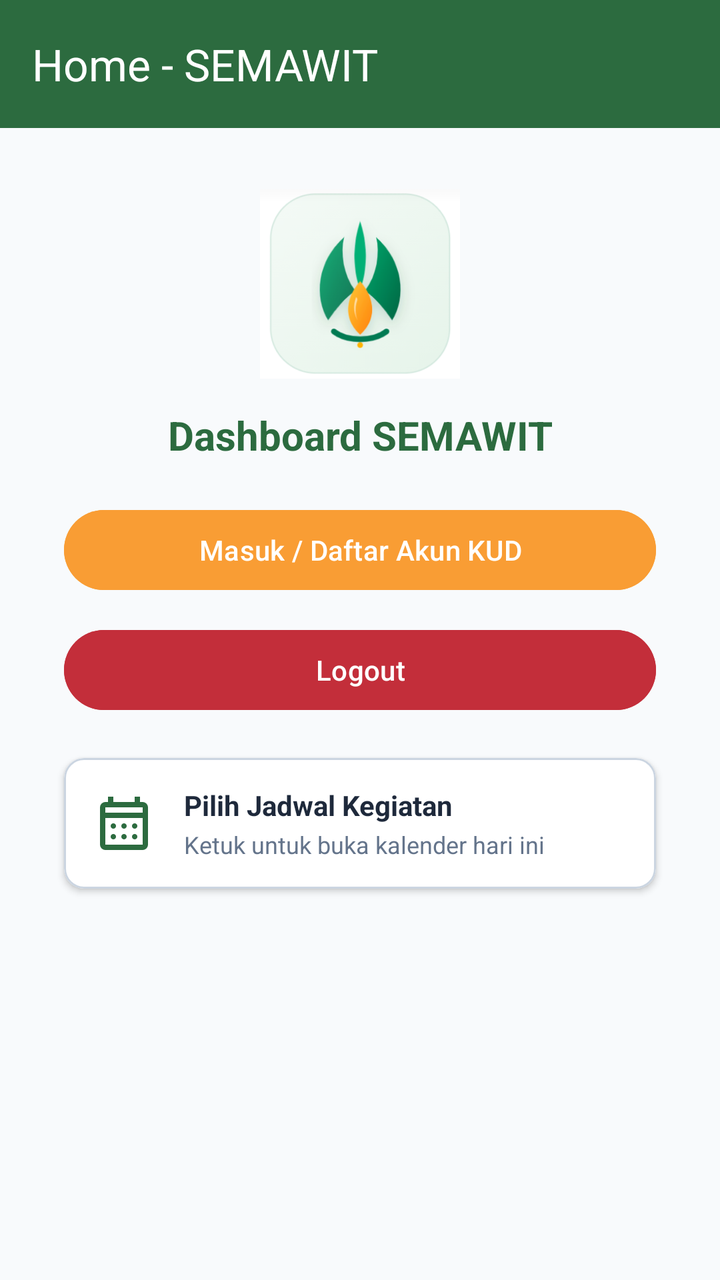
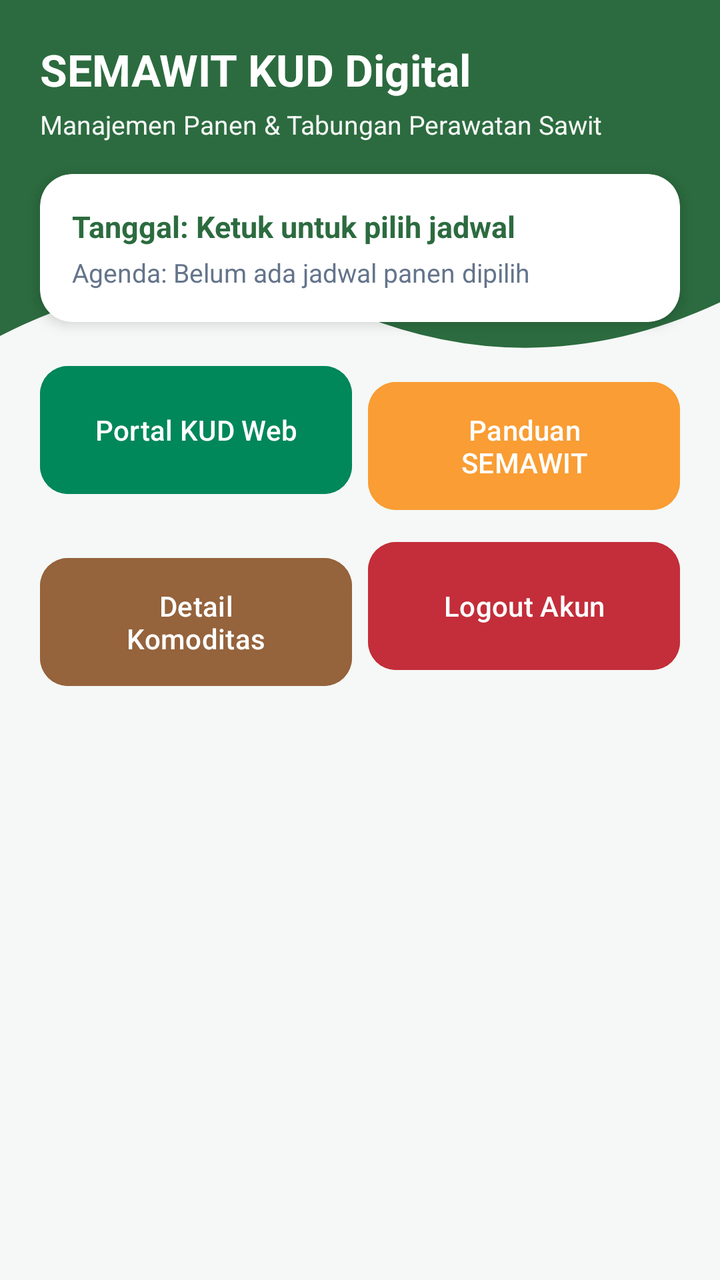

An Android layout rendered at two revisions. The XML below is the earlier revision; the diff shows what the commit changed to produce the second picture.
<!-- AndroidManifest.xml: application theme Theme.WDIoreo -->
<!-- res/layout/fragment_home.xml -->
<?xml version="1.0" encoding="utf-8"?>
<androidx.constraintlayout.widget.ConstraintLayout xmlns:android="http://schemas.android.com/apk/res/android"
    xmlns:app="http://schemas.android.com/apk/res-auto"
    android:layout_width="match_parent"
    android:layout_height="match_parent"
    android:background="#F8FAFC">

    <androidx.appcompat.widget.Toolbar
        android:id="@+id/toolbarHome"
        android:layout_width="match_parent"
        android:layout_height="?attr/actionBarSize"
        android:background="@color/primary_green"
        app:layout_constraintTop_toTopOf="parent"
        app:title="Home - SEMAWIT"
        app:titleTextColor="@android:color/white" />

    <ImageView
        android:id="@+id/ivLogoHome"
        android:layout_width="100dp"
        android:layout_height="100dp"
        android:layout_marginTop="28dp"
        android:src="@drawable/logo_semawit"
        app:layout_constraintEnd_toEndOf="parent"
        app:layout_constraintStart_toStartOf="parent"
        app:layout_constraintTop_toBottomOf="@id/toolbarHome" />

    <TextView
        android:id="@+id/tvWelcome"
        android:layout_width="wrap_content"
        android:layout_height="wrap_content"
        android:layout_marginTop="12dp"
        android:text="Dashboard SEMAWIT"
        android:textColor="@color/primary_green"
        android:textSize="20sp"
        android:textStyle="bold"
        app:layout_constraintEnd_toEndOf="parent"
        app:layout_constraintStart_toStartOf="parent"
        app:layout_constraintTop_toBottomOf="@id/ivLogoHome" />

    <Button
        android:id="@+id/btnKUDWeb"
        android:layout_width="0dp"
        android:layout_height="wrap_content"
        android:layout_marginHorizontal="32dp"
        android:layout_marginTop="20dp"
        android:backgroundTint="@color/secondary_orange"
        android:text="Masuk / Daftar Akun KUD"
        android:textColor="@color/white"
        app:layout_constraintEnd_toEndOf="parent"
        app:layout_constraintStart_toStartOf="parent"
        app:layout_constraintTop_toBottomOf="@id/tvWelcome" />

    <Button
        android:id="@+id/btnLogout"
        android:layout_width="0dp"
        android:layout_height="wrap_content"
        android:layout_marginHorizontal="32dp"
        android:layout_marginTop="12dp"
        android:backgroundTint="@color/tertiary_red"
        android:text="Logout"
        android:textColor="@color/white"
        app:layout_constraintEnd_toEndOf="parent"
        app:layout_constraintStart_toStartOf="parent"
        app:layout_constraintTop_toBottomOf="@id/btnKUDWeb" />

    <com.google.android.material.card.MaterialCardView
        android:id="@+id/cardDatePicker"
        android:layout_width="0dp"
        android:layout_height="wrap_content"
        android:layout_marginHorizontal="32dp"
        android:layout_marginTop="20dp"
        android:clickable="true"
        android:focusable="true"
        app:cardBackgroundColor="#FFFFFF"
        app:cardCornerRadius="10dp"
        app:cardElevation="2dp"
        app:strokeColor="#CBD5E1"
        app:strokeWidth="1dp"
        app:layout_constraintEnd_toEndOf="parent"
        app:layout_constraintStart_toStartOf="parent"
        app:layout_constraintTop_toBottomOf="@id/btnLogout">

        <LinearLayout
            android:layout_width="match_parent"
            android:layout_height="wrap_content"
            android:gravity="center_vertical"
            android:orientation="horizontal"
            android:padding="14dp">

            <ImageView
                android:id="@+id/ivCalendarIcon"
                android:layout_width="32dp"
                android:layout_height="32dp"
                android:src="@drawable/ic_calender"
                app:tint="@color/primary_green" />

            <LinearLayout
                android:layout_width="0dp"
                android:layout_height="wrap_content"
                android:layout_marginStart="14dp"
                android:layout_weight="1"
                android:orientation="vertical">

                <TextView
                    android:id="@+id/tvTanggalTerpilih"
                    android:layout_width="wrap_content"
                    android:layout_height="wrap_content"
                    android:text="Pilih Jadwal Kegiatan"
                    android:textColor="#1E293B"
                    android:textSize="14sp"
                    android:textStyle="bold" />

                <TextView
                    android:id="@+id/tvAgendaKebun"
                    android:layout_width="wrap_content"
                    android:layout_height="wrap_content"
                    android:layout_marginTop="2dp"
                    android:text="Ketuk untuk buka kalender hari ini"
                    android:textColor="#64748B"
                    android:textSize="12sp" />
            </LinearLayout>

        </LinearLayout>
    </com.google.android.material.card.MaterialCardView>

</androidx.constraintlayout.widget.ConstraintLayout>
<!-- resources referenced by this layout -->
<resources>
  <color name="primary_green">#2C6B3F</color>
  <color name="secondary_orange">#F99D34</color>
  <color name="tertiary_red">#C32E3A</color>
  <color name="white">#FFFFFFFF</color>
  <!-- drawable ic_calender (drawable) -->
  <vector xmlns:android="http://schemas.android.com/apk/res/android" android:height="24dp" android:tint="#475569" android:viewportHeight="960" android:viewportWidth="960" android:width="24dp">
        
      <path android:fillColor="@android:color/white" android:pathData="M200,880Q167,880 143.5,856.5Q120,833 120,800L120,240Q120,207 143.5,183.5Q167,160 200,160L240,160L240,80L320,80L320,160L640,160L640,80L720,80L720,160L760,160Q793,160 816.5,183.5Q840,207 840,240L840,800Q840,833 816.5,856.5Q793,880 760,880L200,880ZM200,800L760,800Q760,800 760,800Q760,800 760,800L760,400L200,400L200,800Q200,800 200,800Q200,800 200,800ZM200,320L760,320L760,240Q760,240 760,240Q760,240 760,240L200,240Q200,240 200,240Q200,240 200,240L200,320ZM200,320L200,240Q200,240 200,240Q200,240 200,240L200,240Q200,240 200,240Q200,240 200,240L200,320ZM480,560Q463,560 451.5,548.5Q440,537 440,520Q440,503 451.5,491.5Q463,480 480,480Q497,480 508.5,491.5Q520,503 520,520Q520,537 508.5,548.5Q497,560 480,560ZM291.5,548.5Q280,537 280,520Q280,503 291.5,491.5Q303,480 320,480Q337,480 348.5,491.5Q360,503 360,520Q360,537 348.5,548.5Q337,560 320,560Q303,560 291.5,548.5ZM640,560Q623,560 611.5,548.5Q600,537 600,520Q600,503 611.5,491.5Q623,480 640,480Q657,480 668.5,491.5Q680,503 680,520Q680,537 668.5,548.5Q657,560 640,560ZM480,720Q463,720 451.5,708.5Q440,697 440,680Q440,663 451.5,651.5Q463,640 480,640Q497,640 508.5,651.5Q520,663 520,680Q520,697 508.5,708.5Q497,720 480,720ZM291.5,708.5Q280,697 280,680Q280,663 291.5,651.5Q303,640 320,640Q337,640 348.5,651.5Q360,663 360,680Q360,697 348.5,708.5Q337,720 320,720Q303,720 291.5,708.5ZM640,720Q623,720 611.5,708.5Q600,697 600,680Q600,663 611.5,651.5Q623,640 640,640Q657,640 668.5,651.5Q680,663 680,680Q680,697 668.5,708.5Q657,720 640,720Z"/>
      
  </vector>
  <!-- drawable logo_semawit: png bitmap (drawable, 206277 bytes) -->
  <style name="Theme.WDIoreo" parent="Base.Theme.WDIoreo" />
  <style name="Base.Theme.WDIoreo" parent="Theme.Material3.DayNight.NoActionBar">
          
          <item name="colorPrimary">@color/primary_green</item>
          <item name="colorSecondary">@color/secondary_orange</item>
          <item name="colorTertiary">@color/tertiary_red</item>
  
          
          <item name="android:statusBarColor">@color/primary_green</item>
      </style>
</resources>

<!-- the commit's change to res/layout/fragment_home.xml (unified diff, before → after) -->
@@ -1,126 +1,152 @@
 <?xml version="1.0" encoding="utf-8"?>
 <androidx.constraintlayout.widget.ConstraintLayout xmlns:android="http://schemas.android.com/apk/res/android"
     xmlns:app="http://schemas.android.com/apk/res-auto"
+    xmlns:tools="http://schemas.android.com/tools"
     android:layout_width="match_parent"
     android:layout_height="match_parent"
-    android:background="#F8FAFC">
+    android:background="@color/bg_light"
+    tools:context=".HomeFragment">
 
-    <androidx.appcompat.widget.Toolbar
-        android:id="@+id/toolbarHome"
-        android:layout_width="match_parent"
-        android:layout_height="?attr/actionBarSize"
-        android:background="@color/primary_green"
-        app:layout_constraintTop_toTopOf="parent"
-        app:title="Home - SEMAWIT"
-        app:titleTextColor="@android:color/white" />
-
-    <ImageView
-        android:id="@+id/ivLogoHome"
-        android:layout_width="100dp"
-        android:layout_height="100dp"
-        android:layout_marginTop="28dp"
-        android:src="@drawable/logo_semawit"
+    
+    <View
+        android:id="@+id/background_header"
+        android:layout_width="0dp"
+        android:layout_height="210dp"
+        android:background="@drawable/bg_header_wave"
         app:layout_constraintEnd_toEndOf="parent"
         app:layout_constraintStart_toStartOf="parent"
-        app:layout_constraintTop_toBottomOf="@id/toolbarHome" />
+        app:layout_constraintTop_toTopOf="parent" />
 
     <TextView
-        android:id="@+id/tvWelcome"
-        android:layout_width="wrap_content"
+        android:id="@+id/tvHeaderTitle"
+        android:layout_width="0dp"
         android:layout_height="wrap_content"
-        android:layout_marginTop="12dp"
-        android:text="Dashboard SEMAWIT"
-        android:textColor="@color/primary_green"
-        android:textSize="20sp"
+        android:layout_marginHorizontal="20dp"
+        android:layout_marginTop="20dp"
+        android:text="SEMAWIT KUD Digital"
+        android:textColor="@color/white"
+        android:textSize="22sp"
         android:textStyle="bold"
         app:layout_constraintEnd_toEndOf="parent"
         app:layout_constraintStart_toStartOf="parent"
-        app:layout_constraintTop_toBottomOf="@id/ivLogoHome" />
+        app:layout_constraintTop_toTopOf="parent" />
 
-    <Button
-        android:id="@+id/btnKUDWeb"
+    <TextView
+        android:id="@+id/tvHeaderSub"
         android:layout_width="0dp"
         android:layout_height="wrap_content"
-        android:layout_marginHorizontal="32dp"
-        android:layout_marginTop="20dp"
-        android:backgroundTint="@color/secondary_orange"
-        android:text="Masuk / Daftar Akun KUD"
-        android:textColor="@color/white"
+        android:layout_marginHorizontal="20dp"
+        android:layout_marginTop="4dp"
+        android:text="Manajemen Panen &amp; Tabungan Perawatan Sawit"
+        android:textColor="@color/bg_light"
+        android:textSize="13sp"
         app:layout_constraintEnd_toEndOf="parent"
         app:layout_constraintStart_toStartOf="parent"
-        app:layout_constraintTop_toBottomOf="@id/tvWelcome" />
+        app:layout_constraintTop_toBottomOf="@+id/tvHeaderTitle" />
 
-    <Button
-        android:id="@+id/btnLogout"
-        android:layout_width="0dp"
-        android:layout_height="wrap_content"
-        android:layout_marginHorizontal="32dp"
-        android:layout_marginTop="12dp"
-        android:backgroundTint="@color/tertiary_red"
-        android:text="Logout"
-        android:textColor="@color/white"
-        app:layout_constraintEnd_toEndOf="parent"
-        app:layout_constraintStart_toStartOf="parent"
-        app:layout_constraintTop_toBottomOf="@id/btnKUDWeb" />
-
-    <com.google.android.material.card.MaterialCardView
+    
+    <androidx.cardview.widget.CardView
         android:id="@+id/cardDatePicker"
         android:layout_width="0dp"
         android:layout_height="wrap_content"
-        android:layout_marginHorizontal="32dp"
-        android:layout_marginTop="20dp"
-        android:clickable="true"
-        android:focusable="true"
-        app:cardBackgroundColor="#FFFFFF"
-        app:cardCornerRadius="10dp"
-        app:cardElevation="2dp"
-        app:strokeColor="#CBD5E1"
-        app:strokeWidth="1dp"
+        android:layout_marginHorizontal="20dp"
+        android:layout_marginTop="16dp"
+        app:cardBackgroundColor="@color/card_white"
+        app:cardCornerRadius="16dp"
+        app:cardElevation="4dp"
         app:layout_constraintEnd_toEndOf="parent"
         app:layout_constraintStart_toStartOf="parent"
-        app:layout_constraintTop_toBottomOf="@id/btnLogout">
+        app:layout_constraintTop_toBottomOf="@+id/tvHeaderSub">
 
         <LinearLayout
             android:layout_width="match_parent"
             android:layout_height="wrap_content"
-            android:gravity="center_vertical"
-            android:orientation="horizontal"
-            android:padding="14dp">
+            android:orientation="vertical"
+            android:padding="16dp">
 
-            <ImageView
-                android:id="@+id/ivCalendarIcon"
-                android:layout_width="32dp"
-                android:layout_height="32dp"
-                android:src="@drawable/ic_calender"
-                app:tint="@color/primary_green" />
+            <TextView
+                android:id="@+id/tvTanggalTerpilih"
+                android:layout_width="wrap_content"
+                android:layout_height="wrap_content"
+                android:text="Tanggal: Ketuk untuk pilih jadwal"
+                android:textColor="@color/primary_green"
+                android:textSize="15sp"
+                android:textStyle="bold" />
 
-            <LinearLayout
+            <TextView
+                android:id="@+id/tvAgendaKebun"
+                android:layout_width="wrap_content"
+                android:layout_height="wrap_content"
+                android:layout_marginTop="4dp"
+                android:text="Agenda: Belum ada jadwal panen dipilih"
+                android:textColor="@color/text_muted"
+                android:textSize="13sp" />
+        </LinearLayout>
+    </androidx.cardview.widget.CardView>
+
+    
+    <ScrollView
+        android:layout_width="0dp"
+        android:layout_height="0dp"
+        android:layout_marginTop="14dp"
+        android:clipToPadding="false"
+        android:paddingHorizontal="16dp"
+        android:paddingBottom="16dp"
+        app:layout_constraintBottom_toBottomOf="parent"
+        app:layout_constraintEnd_toEndOf="parent"
+        app:layout_constraintStart_toStartOf="parent"
+        app:layout_constraintTop_toBottomOf="@+id/cardDatePicker">
+
+        <GridLayout
+            android:layout_width="match_parent"
+            android:layout_height="wrap_content"
+            android:columnCount="2"
+            android:useDefaultMargins="true">
+
+            <com.google.android.material.button.MaterialButton
+                android:id="@+id/btnKUDWeb"
                 android:layout_width="0dp"
-                android:layout_height="wrap_content"
-                android:layout_marginStart="14dp"
-                android:layout_weight="1"
-                android:orientation="vertical">
+                android:layout_height="72dp"
+                android:layout_columnWeight="1"
+                android:layout_gravity="fill_horizontal"
+                android:backgroundTint="@color/semawit_btn_green"
+                android:text="Portal KUD Web"
+                android:textColor="@color/white"
+                app:cornerRadius="14dp" />
 
-                <TextView
-                    android:id="@+id/tvTanggalTerpilih"
-                    android:layout_width="wrap_content"
-                    android:layout_height="wrap_content"
-                    android:text="Pilih Jadwal Kegiatan"
-                    android:textColor="#1E293B"
-                    android:textSize="14sp"
-                    android:textStyle="bold" />
+            <com.google.android.material.button.MaterialButton
+                android:id="@+id/btnOnboarding"
+                android:layout_width="0dp"
+                android:layout_height="72dp"
+                android:layout_columnWeight="1"
+                android:layout_gravity="fill_horizontal"
+                android:backgroundTint="@color/secondary_orange"
+                android:text="Panduan SEMAWIT"
+                android:textColor="@color/white"
+                app:cornerRadius="14dp" />
 
-                <TextView
-                    android:id="@+id/tvAgendaKebun"
-                    android:layout_width="wrap_content"
-                    android:layout_height="wrap_content"
-                    android:layout_marginTop="2dp"
-                    android:text="Ketuk untuk buka kalender hari ini"
-                    android:textColor="#64748B"
-                    android:textSize="12sp" />
-            </LinearLayout>
+            <com.google.android.material.button.MaterialButton
+                android:id="@+id/btnToSnackActivity"
+                android:layout_width="0dp"
+                android:layout_height="72dp"
+                android:layout_columnWeight="1"
+                android:layout_gravity="fill_horizontal"
+                android:backgroundTint="@color/quaternary_brown"
+                android:text="Detail Komoditas"
+                android:textColor="@color/white"
+                app:cornerRadius="14dp" />
 
-        </LinearLayout>
-    </com.google.android.material.card.MaterialCardView>
+            <com.google.android.material.button.MaterialButton
+                android:id="@+id/btnLogout"
+                android:layout_width="0dp"
+                android:layout_height="72dp"
+                android:layout_columnWeight="1"
+                android:layout_gravity="fill_horizontal"
+                android:backgroundTint="@color/tertiary_red"
+                android:text="Logout Akun"
+                android:textColor="@color/white"
+                app:cornerRadius="14dp" />
 
+        </GridLayout>
+    </ScrollView>
 </androidx.constraintlayout.widget.ConstraintLayout>
<!-- resource entries referenced after the edit -->
@@ -1,16 +1,26 @@
 <!-- resources referenced by this layout -->
 <resources>
+  <color name="bg_light">#F5F8F6</color>
+  <color name="card_white">#FFFFFFFF</color>
   <color name="primary_green">#2C6B3F</color>
+  <color name="quaternary_brown">#95633C</color>
   <color name="secondary_orange">#F99D34</color>
+  <color name="semawit_btn_green">#00875A</color>
   <color name="tertiary_red">#C32E3A</color>
+  <color name="text_muted">#64748B</color>
   <color name="white">#FFFFFFFF</color>
-  <!-- drawable ic_calender (drawable) -->
-  <vector xmlns:android="http://schemas.android.com/apk/res/android" android:height="24dp" android:tint="#475569" android:viewportHeight="960" android:viewportWidth="960" android:width="24dp">
-        
-      <path android:fillColor="@android:color/white" android:pathData="M200,880Q167,880 143.5,856.5Q120,833 120,800L120,240Q120,207 143.5,183.5Q167,160 200,160L240,160L240,80L320,80L320,160L640,160L640,80L720,80L720,160L760,160Q793,160 816.5,183.5Q840,207 840,240L840,800Q840,833 816.5,856.5Q793,880 760,880L200,880ZM200,800L760,800Q760,800 760,800Q760,800 760,800L760,400L200,400L200,800Q200,800 200,800Q200,800 200,800ZM200,320L760,320L760,240Q760,240 760,240Q760,240 760,240L200,240Q200,240 200,240Q200,240 200,240L200,320ZM200,320L200,240Q200,240 200,240Q200,240 200,240L200,240Q200,240 200,240Q200,240 200,240L200,320ZM480,560Q463,560 451.5,548.5Q440,537 440,520Q440,503 451.5,491.5Q463,480 480,480Q497,480 508.5,491.5Q520,503 520,520Q520,537 508.5,548.5Q497,560 480,560ZM291.5,548.5Q280,537 280,520Q280,503 291.5,491.5Q303,480 320,480Q337,480 348.5,491.5Q360,503 360,520Q360,537 348.5,548.5Q337,560 320,560Q303,560 291.5,548.5ZM640,560Q623,560 611.5,548.5Q600,537 600,520Q600,503 611.5,491.5Q623,480 640,480Q657,480 668.5,491.5Q680,503 680,520Q680,537 668.5,548.5Q657,560 640,560ZM480,720Q463,720 451.5,708.5Q440,697 440,680Q440,663 451.5,651.5Q463,640 480,640Q497,640 508.5,651.5Q520,663 520,680Q520,697 508.5,708.5Q497,720 480,720ZM291.5,708.5Q280,697 280,680Q280,663 291.5,651.5Q303,640 320,640Q337,640 348.5,651.5Q360,663 360,680Q360,697 348.5,708.5Q337,720 320,720Q303,720 291.5,708.5ZM640,720Q623,720 611.5,708.5Q600,697 600,680Q600,663 611.5,651.5Q623,640 640,640Q657,640 668.5,651.5Q680,663 680,680Q680,697 668.5,708.5Q657,720 640,720Z"/>
-      
+  <!-- drawable bg_header_wave (drawable) -->
+  <?xml version="1.0" encoding="utf-8"?>
+  <vector xmlns:android="http://schemas.android.com/apk/res/android"
+      android:width="100dp"
+      android:height="100dp"
+      android:viewportWidth="100"
+      android:viewportHeight="100">
+  
+      <path
+          android:fillColor="@color/primary_green"
+          android:pathData="M0,0 L100,0 L100,72 Q75,92 50,75 T0,80 Z" />
   </vector>
-  <!-- drawable logo_semawit: png bitmap (drawable, 206277 bytes) -->
   <style name="Theme.WDIoreo" parent="Base.Theme.WDIoreo" />
   <style name="Base.Theme.WDIoreo" parent="Theme.Material3.DayNight.NoActionBar">
           
